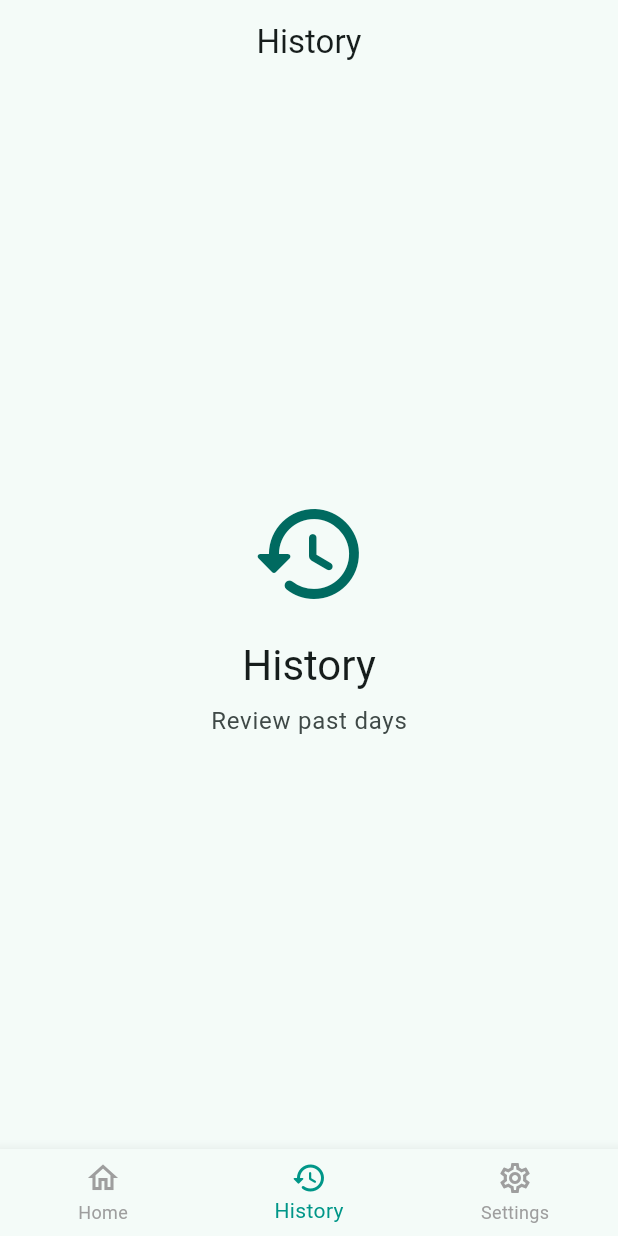
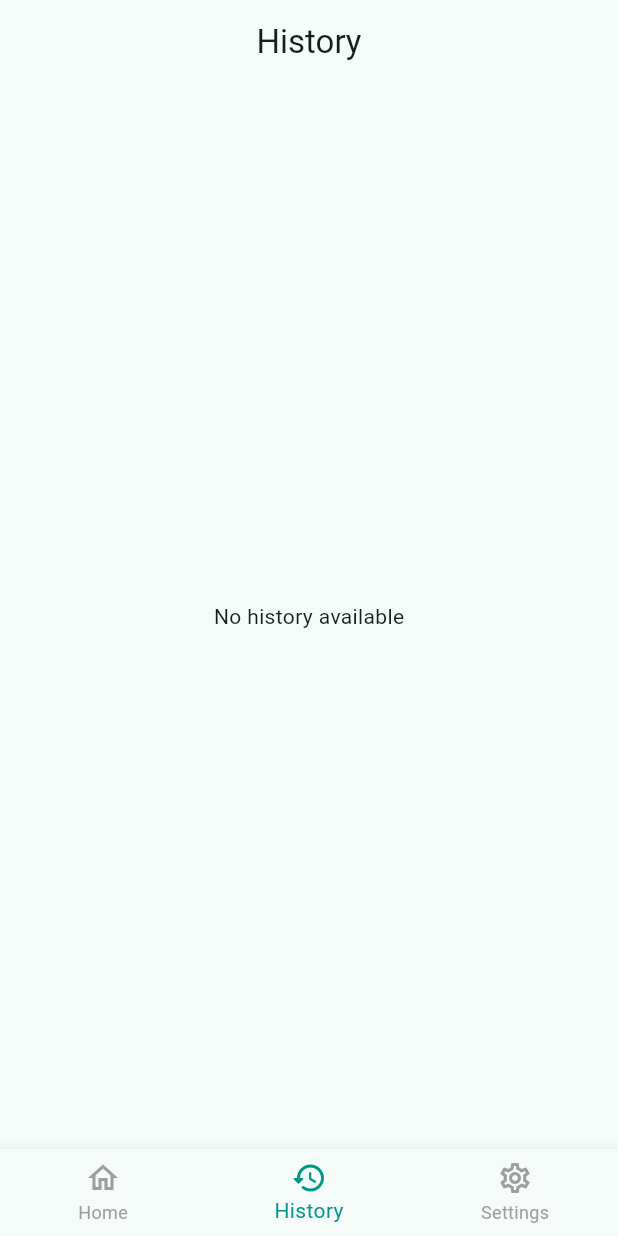
Before and after one commit to igorbasko01/food-locker, a Flutter app: the screen it shows after launch, item 2 of the bottom bar chosen, on a phone screen of 412 x 824 dp. Run offline on Flutter 3.47's test engine with Material 3 defaults, Android fonts, the phone set to English and light mode, and no system bars; our stand-ins replace hive, hive_flutter, shared_preferences; accounts and stored records are empty.

Commit message:
feat: Implement history page with collapsible days
- Updated `FoodDayRepository` interface to include `getAllDays` method.
- Implemented `getAllDays` in `InMemoryFoodDayRepository` and `PersistentFoodDayRepository`.
- Added `history` getter to `FoodDayManager` to return sorted list of days.
- Implemented `HistoryPage` UI using `ListView` and `ExpansionTile`.
- Display consumed foods (meals and snacks) sorted by consumption time.
- Added tests for `getAllDays` and `history` sorting.

Co-authored-by: igorbasko01 <16905449+igorbasko01@users.noreply.github.com>

```diff
--- a/lib/features/days/data/day_manager.dart
+++ b/lib/features/days/data/day_manager.dart
@@ -26,6 +26,12 @@ class FoodDayManager extends ChangeNotifier {
   }
 
   FoodDay? get currentDay => _currentDay;
+
+  List<FoodDay> get history {
+    final days = _foodDayRepository.getAllDays();
+    days.sort((a, b) => b.date.compareTo(a.date));
+    return days;
+  }
 
   Future<void> initialize(DateTime now) async {
     _currentDay = _foodDayRepository.getDay(now) ?? _createDay(now);
--- a/lib/features/days/data/food_day_repository.dart
+++ b/lib/features/days/data/food_day_repository.dart
@@ -3,4 +3,5 @@ import 'package:food_locker/features/days/data/day.dart';
 abstract class FoodDayRepository {
   FoodDay? getDay(DateTime date);
   Future<void> saveDay(FoodDay day);
+  List<FoodDay> getAllDays();
 }
--- a/lib/features/days/data/in_memory_food_day_repository.dart
+++ b/lib/features/days/data/in_memory_food_day_repository.dart
@@ -17,4 +17,9 @@ class InMemoryFoodDayRepository implements FoodDayRepository {
   Future<void> saveDay(FoodDay day) async {
     _days[_getKey(day.date)] = day;
   }
+
+  @override
+  List<FoodDay> getAllDays() {
+    return _days.values.toList();
+  }
 }
--- a/lib/features/days/data/persistent_food_day_repository.dart
+++ b/lib/features/days/data/persistent_food_day_repository.dart
@@ -20,4 +20,9 @@ class PersistentFoodDayRepository implements FoodDayRepository {
   Future<void> saveDay(FoodDay day) async {
     await _box.put(_getKey(day.date), day);
   }
+
+  @override
+  List<FoodDay> getAllDays() {
+    return _box.values.toList();
+  }
 }
--- a/lib/ui/pages/history_page.dart
+++ b/lib/ui/pages/history_page.dart
@@ -1,32 +1,55 @@
 import 'package:flutter/material.dart';
+import 'package:food_locker/features/days/data/day.dart';
+import 'package:food_locker/features/days/data/day_manager.dart';
+import 'package:food_locker/features/food/data/food.dart';
+import 'package:provider/provider.dart';
 
 class HistoryPage extends StatelessWidget {
   const HistoryPage({super.key});
 
   @override
   Widget build(BuildContext context) {
-    final theme = Theme.of(context);
+    return Consumer<FoodDayManager>(
+      builder: (context, manager, child) {
+        final history = manager.history;
 
-    return Center(
-      child: Column(
-        mainAxisSize: MainAxisSize.min,
-        children: [
-          Icon(
-            Icons.history_rounded,
-            size: 80,
-            color: theme.colorScheme.primary,
-          ),
-          const SizedBox(height: 16),
-          Text('History', style: theme.textTheme.headlineMedium),
-          const SizedBox(height: 8),
-          Text(
-            'Review past days',
-            style: theme.textTheme.bodyLarge?.copyWith(
-              color: theme.colorScheme.onSurfaceVariant,
-            ),
-          ),
-        ],
-      ),
+        if (history.isEmpty) {
+          return const Center(
+            child: Text('No history available'),
+          );
+        }
+
+        return ListView.builder(
+          itemCount: history.length,
+          itemBuilder: (context, index) {
+            final day = history[index];
+            final consumedFoods = [
+              ...day.meals.where((f) => f.wasEaten),
+              ...day.snacks.where((f) => f.wasEaten),
+            ];
+            consumedFoods.sort((a, b) => a.eatenAt!.compareTo(b.eatenAt!));
+
+            return ExpansionTile(
+              key: ValueKey(day.date),
+              title: Text(_formatDate(day.date)),
+              children: consumedFoods.map((food) {
+                return ListTile(
+                  title: Text(food.name),
+                  trailing: Text(_formatTime(food.eatenAt!)),
+                );
+              }).toList(),
+            );
+          },
+        );
+      },
     );
   }
+
+  String _formatDate(DateTime date) {
+    return '${date.year}-${date.month.toString().padLeft(2, '0')}-${date.day.toString().padLeft(2, '0')}';
+  }
+
+  String _formatTime(DateTime time) {
+    return '${time.hour.toString().padLeft(2, '0')}:${time.minute.toString().padLeft(2, '0')}';
+  }
 }
```
Also changed, not shown: 2 other files.
